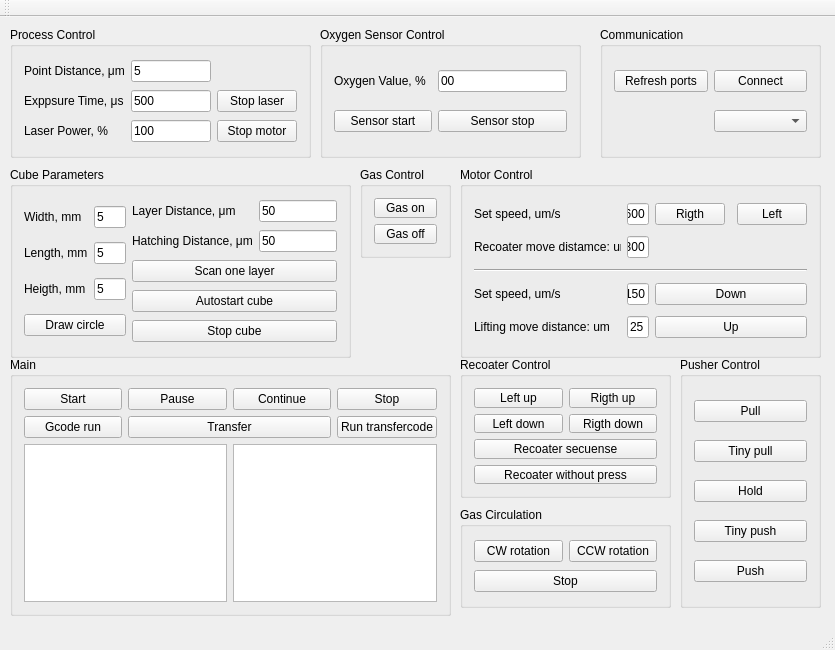
Above: Happy3D/mainwindow.ui from Anaga/Happy3D-Qt before the change. Below: the same form after it.
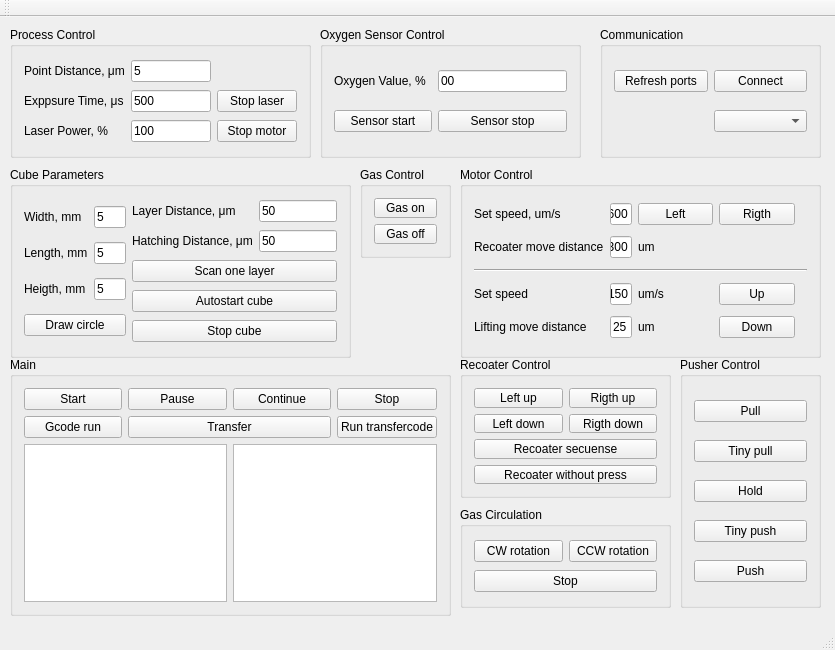
That is the form after the change.

Commit message: all GUI elements have correct names

```diff
--- a/Happy3D/mainwindow.ui
+++ b/Happy3D/mainwindow.ui
@@ -316,8 +316,22 @@
      <string>Motor Control</string>
     </property>
     <layout class="QGridLayout" name="gridLayout_9">
-     <item row="0" column="3">
-      <widget class="QPushButton" name="pushButton_28">
+     <item row="0" column="0" colspan="2">
+      <widget class="QLabel" name="label_MotC_HorSpeed">
+       <property name="text">
+        <string>Set speed, um/s</string>
+       </property>
+      </widget>
+     </item>
+     <item row="3" column="0" colspan="2">
+      <widget class="QLabel" name="label_MotC_VerSpeed">
+       <property name="text">
+        <string>Set speed</string>
+       </property>
+      </widget>
+     </item>
+     <item row="0" column="4">
+      <widget class="QPushButton" name="pushButton_MotC_Rigth">
        <property name="text">
         <string>Rigth</string>
        </property>
@@ -326,14 +340,7 @@
      <item row="1" column="0" colspan="2">
       <widget class="QLabel" name="label_2">
        <property name="text">
-        <string>Recoater move distamce: um  .</string>
-       </property>
-      </widget>
-     </item>
-     <item row="1" column="2">
-      <widget class="QLineEdit" name="lineEdit_2">
-       <property name="text">
-        <string>1300</string>
+        <string>Recoater move distance</string>
        </property>
       </widget>
      </item>
@@ -351,62 +358,76 @@
        </property>
       </widget>
      </item>
-     <item row="0" column="5">
-      <widget class="QPushButton" name="pushButton_27">
-       <property name="text">
-        <string>Left</string>
-       </property>
-      </widget>
-     </item>
-     <item row="0" column="2">
-      <widget class="QLineEdit" name="lineEdit">
-       <property name="text">
-        <string>1600</string>
-       </property>
-      </widget>
-     </item>
-     <item row="2" column="0" colspan="6">
-      <widget class="Line" name="line">
+     <item row="2" column="0" colspan="7">
+      <widget class="Line" name="line_MotC_VerSpeed">
        <property name="orientation">
         <enum>Qt::Horizontal</enum>
        </property>
       </widget>
      </item>
+     <item row="0" column="2">
+      <widget class="QLineEdit" name="lineEdit_MotC_HorSpeed">
+       <property name="text">
+        <string>1600</string>
+       </property>
+      </widget>
+     </item>
      <item row="5" column="0" colspan="2">
       <widget class="QLabel" name="label_6">
        <property name="text">
-        <string>Lifting move distance: um</string>
+        <string>Lifting move distance</string>
        </property>
       </widget>
      </item>
-     <item row="3" column="0" colspan="2">
-      <widget class="QLabel" name="label_3">
+     <item row="1" column="2">
+      <widget class="QLineEdit" name="lineEdit_MotC_HorDist">
        <property name="text">
-        <string>Set speed, um/s</string>
+        <string>1300</string>
        </property>
       </widget>
      </item>
-     <item row="0" column="0" colspan="2">
-      <widget class="QLabel" name="label">
+     <item row="0" column="3">
+      <widget class="QPushButton" name="pushButton_MotC_Left">
        <property name="text">
-        <string>Set speed, um/s</string>
+        <string>Left</string>
        </property>
       </widget>
      </item>
-     <item row="3" column="3" colspan="3">
-      <widget class="QPushButton" name="pushButton_30">
+     <item row="1" column="3">
+      <widget class="QLabel" name="label_MotC_HorDistUnit">
        <property name="text">
-        <string>Down</string>
+        <string>um</string>
        </property>
       </widget>
      </item>
-     <item row="5" column="3" colspan="3">
-      <widget class="QPushButton" name="pushButton_29">
+     <item row="3" column="4">
+      <widget class="QPushButton" name="pushButton_MotC_Up">
        <property name="text">
         <string>Up</string>
        </property>
       </widget>
      </item>
+     <item row="5" column="4">
+      <widget class="QPushButton" name="pushButton_MotC__Down">
+       <property name="text">
+        <string>Down</string>
+       </property>
+      </widget>
+     </item>
+     <item row="5" column="3">
+      <widget class="QLabel" name="label_MotC_VerDistUnit">
+       <property name="text">
+        <string>um</string>
+       </property>
+      </widget>
+     </item>
+     <item row="3" column="3">
+      <widget class="QLabel" name="label_MotC_VerSpeedUnit">
+       <property name="text">
+        <string>um/s</string>
+       </property>
+      </widget>
+     </item>
     </layout>
    </widget>
    <widget class="QGroupBox" name="groupBox_GasControl">
```
Left out of the diff: 62 changed lines with no effect on the pictures. The commit also changes 1 other file.
